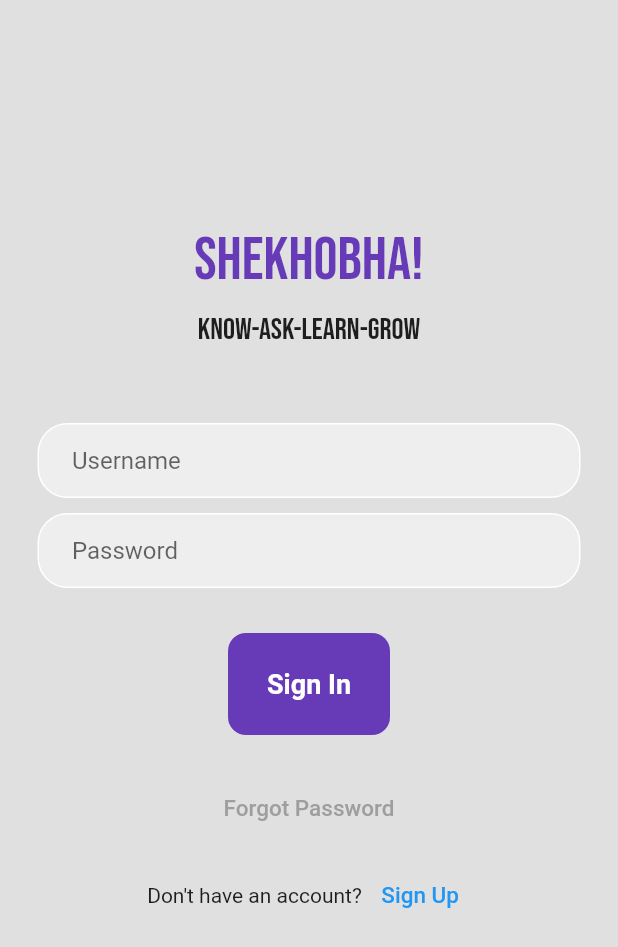
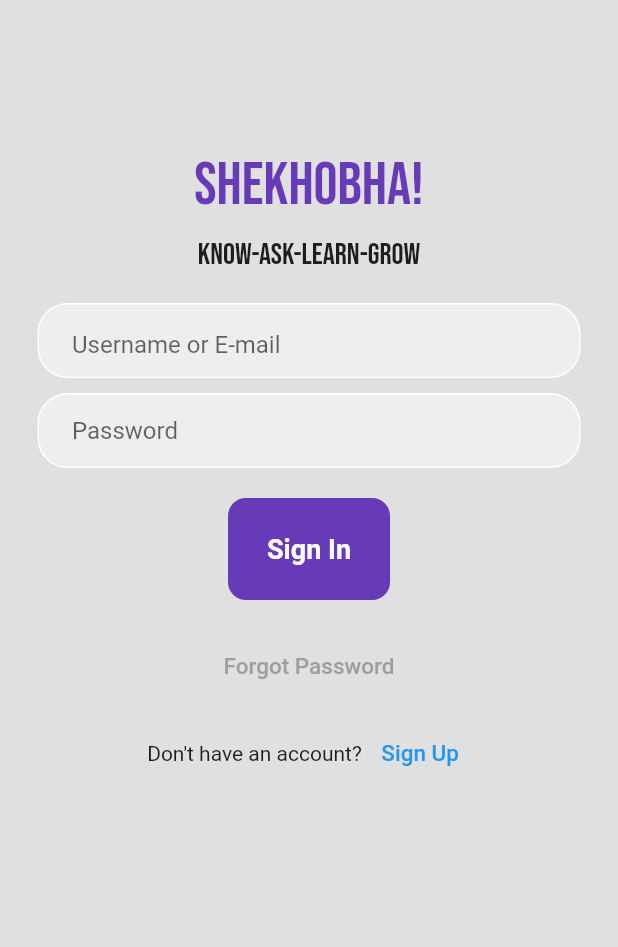
Before and after one commit to takrimchy/Educational-Application-ShekhoBhai-, a Flutter app: the screen it shows after launch, on a phone screen of 412 x 824 dp. Shown: the top 947 px of the screen. Run offline on Flutter 3.47's test engine with Material 2 defaults, Android fonts, the phone set to English and light mode, and no system bars; our stand-ins replace google_fonts.

Commit message:
Debuging the login Page

```diff
--- a/developer_side/lib/logIn.dart
+++ b/developer_side/lib/logIn.dart
@@ -19,7 +19,7 @@ class _lonInState extends State<lonIn> {
            child: Column(
              children:
             [
-              const SizedBox(height: 150,),
+              const SizedBox(height: 100,),
                Text(
                 'ShekhoBha!', style:
               GoogleFonts.bebasNeue(
@@ -36,7 +36,7 @@ class _lonInState extends State<lonIn> {
               ),
               ),
 
-              const SizedBox(height: 50),
+              const SizedBox(height: 20),
 
 
               //------------------- email text field-------------------
@@ -49,6 +49,7 @@ class _lonInState extends State<lonIn> {
 
               decoration: BoxDecoration(
                 color: Colors.grey[200],
+
               border: Border.all(color: Colors.white),
                 borderRadius: BorderRadius.circular(20)
               ),
@@ -58,9 +59,10 @@ class _lonInState extends State<lonIn> {
 
                  padding:  EdgeInsets.symmetric(horizontal: 22.0),
              child: TextField(
+               textAlignVertical: TextAlignVertical.center,
                 decoration: InputDecoration(
                   border: InputBorder.none,
-                  hintText: 'Username',
+                  hintText: 'Username or E-mail',
 
                 ),
               )
@@ -100,7 +102,7 @@ class _lonInState extends State<lonIn> {
                   )
               ),
 
-              const SizedBox(height: 30,),
+              const SizedBox(height: 20,),
 
 //------------- Sign In Button -------------------
 
@@ -129,7 +131,7 @@ class _lonInState extends State<lonIn> {
                ),
 
 
-              const SizedBox(height: 25,),
+              const SizedBox(height: 20,),
 
 
 
```
